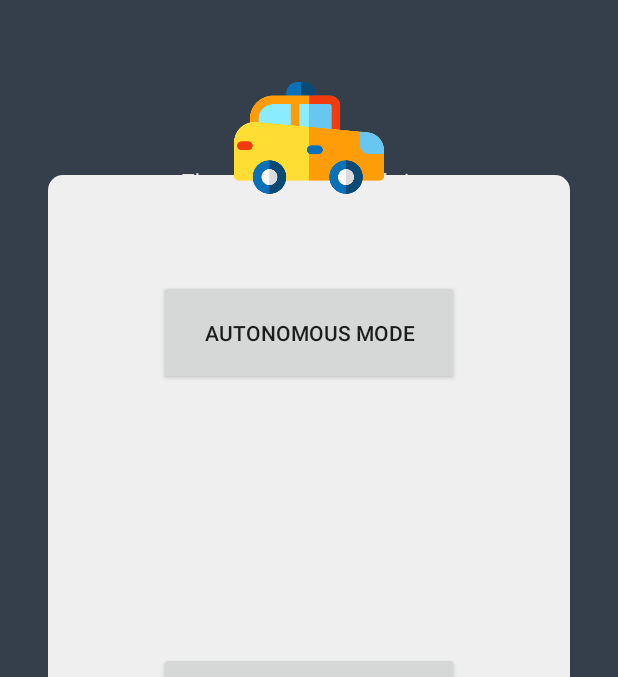
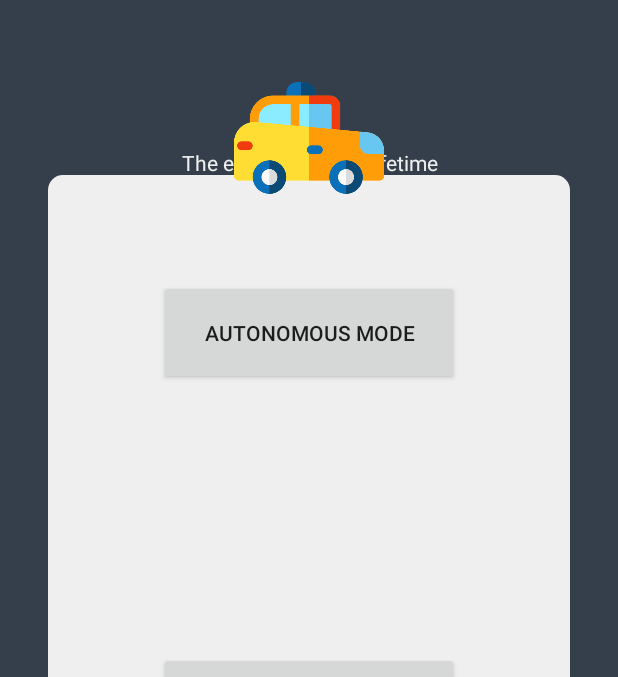
Before and after one commit to DIT112-V19/group-10, an Android app: the screen it shows after launch (MainActivity), on a phone screen of 412 x 824 dp, the part 125-802 px from its top. Run offline under Robolectric (Android 15) with nearby library versions, the light colour scheme and no system bars.

Commit message:
Fix: move header on main screen to be more visible

```diff
--- a/carMobileApp/app/src/main/res/layout/activity_main.xml
+++ b/carMobileApp/app/src/main/res/layout/activity_main.xml
@@ -26,7 +26,7 @@
         android:id="@+id/title"
         android:layout_width="wrap_content"
         android:layout_height="wrap_content"
-        android:layout_marginTop="100dp"
+        android:layout_marginTop="80dp"
         android:layout_marginBottom="592dp"
         android:text="@string/tagline"
         android:textColor="@color/textColorLight"
--- a/carMobileApp/build.gradle
+++ b/carMobileApp/build.gradle
@@ -7,7 +7,7 @@ buildscript {
 
     }
     dependencies {
-        classpath 'com.android.tools.build:gradle:3.3.2'
+        classpath 'com.android.tools.build:gradle:3.4.0'
 
         // NOTE: Do not place your application dependencies here; they belong
         // in the individual module build.gradle files
```
Also changed, not shown: carMobileApp/gradle/wrapper/gradle-wrapper.properties.
